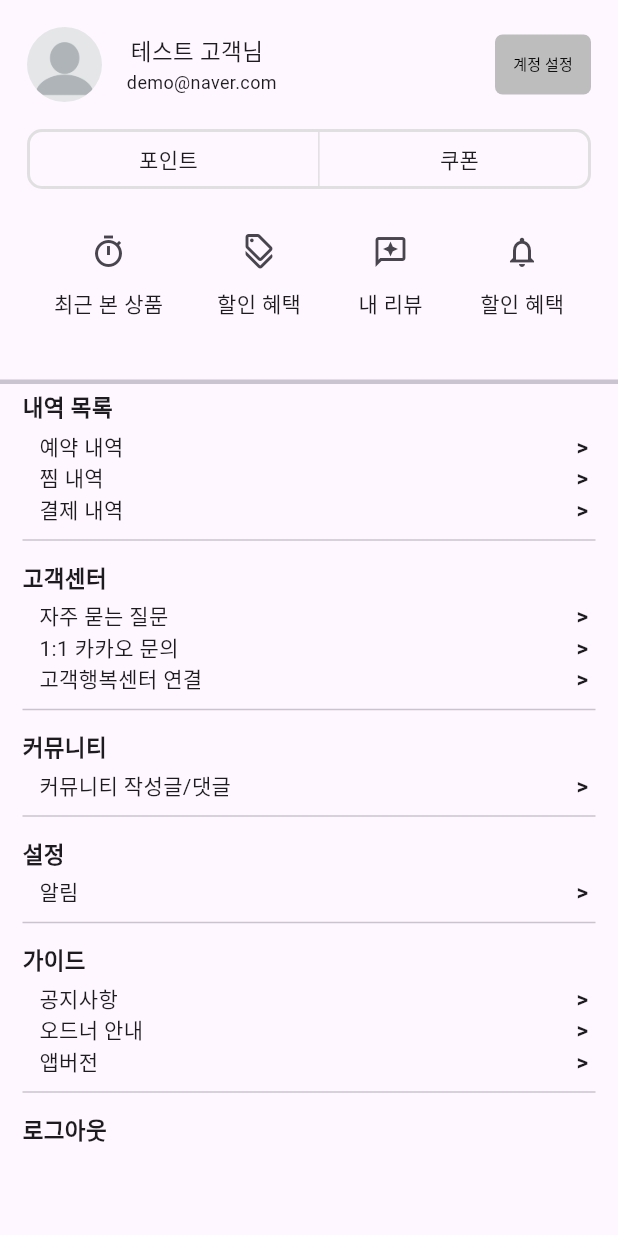
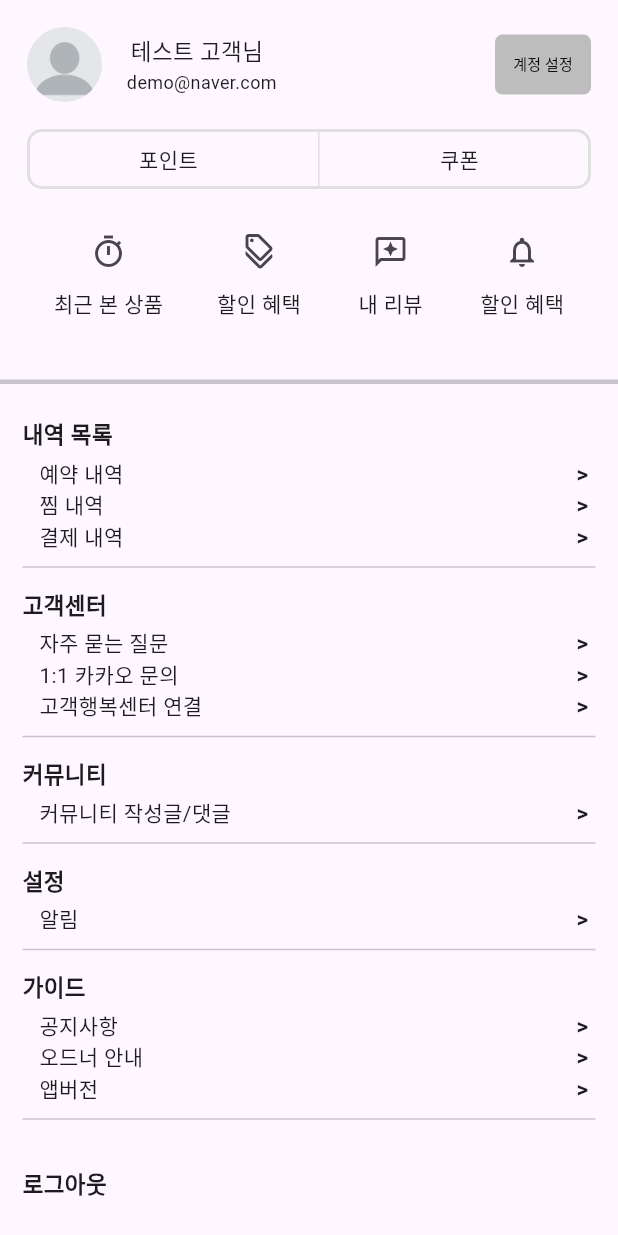
Before and after one commit to kimakuma/SIDE-ordner_FE, a Flutter app: the MyPage widget shown alone on an empty page, opened directly, on a phone screen of 412 x 824 dp. Run offline on Flutter 3.47's test engine with Material 3 defaults, Android fonts, the phone set to English and light mode, and no system bars; missing offline and left inert: elastic_client, mysql_client.

Commit message:
마이페이지 UI 작업 중: widget 분리

```diff
--- a/lib/screens/my/myPage.dart
+++ b/lib/screens/my/myPage.dart
@@ -1,12 +1,5 @@
 /* 마이 페이지 */
-
-import 'dart:ffi';
-import 'dart:ui';
-
-import 'package:flutter/cupertino.dart';
 import 'package:flutter/material.dart';
-import 'package:flutter/rendering.dart';
-import 'package:flutter/widgets.dart';
 import 'package:provider/provider.dart';
 
 // 로그인 상태 관리
@@ -14,38 +7,7 @@ import 'package:foodplace/components/loginStatus.dart';
 
 // Widget
 import 'package:foodplace/screens/my/widget/myInfo.dart';
-
-// 테스트용 페이지
-import 'package:foodplace/screens/login/signInPage.dart';
-
-// 메뉴 리스트 매핑
-class menuList {
-  int menuLen = 16;
-
-  final Map<String, Map<String, Route>> menu = {
-    "내역 목록": {
-      "예약 내역": MaterialPageRoute(builder: (context) => SignInPage(),),
-      "찜 내역": MaterialPageRoute(builder: (context) => SignInPage(),),
-      "결제 내역": MaterialPageRoute(builder: (context) => SignInPage(),),
-    },
-    "고객센터": {
-      "자주 묻는 질문": MaterialPageRoute(builder: (context) => SignInPage(),),
-      "1:1 카카오 문의": MaterialPageRoute(builder: (context) => SignInPage(),),
-      "고객행복센터 연결": MaterialPageRoute(builder: (context) => SignInPage(),),
-    },
-    "커뮤니티": {
-      "커뮤니티 작성글/댓글": MaterialPageRoute(builder: (context) => SignInPage(),),
-    },
-    "설정": {
-      "알림": MaterialPageRoute(builder: (context) => SignInPage(),),
-    },
-    "가이드": {
-      "공지사항": MaterialPageRoute(builder: (context) => SignInPage(),),
-      "오드너 안내": MaterialPageRoute(builder: (context) => SignInPage(),),
-      "앱버전": MaterialPageRoute(builder: (context) => SignInPage(),),
-    }
-  };
-}
+import 'package:foodplace/screens/my/widget/menu.dart';
 
 class MyPage extends StatelessWidget {
   @override
@@ -62,59 +24,14 @@ class MyPage extends StatelessWidget {
             children: [
               // 개인 정보
               MyInfo(),
-
               Divider(
                 thickness: 3,
                 height: 0
               ),
-              ...menuList().menu.entries.map((e) => Padding(
-                padding: const EdgeInsets.symmetric(horizontal: 15, vertical: 0),
-                child: Column(
-                  crossAxisAlignment: CrossAxisAlignment.start,
-                  children: [
-                    // 카테고리 명
-                    Text(
-                      e.key,
-                      style: TextStyle(
-                        fontSize: 15,
-                        fontWeight: FontWeight.bold,
-                        height: 2
-                      ),
-                    ),
 
-                    // 세부 카테고리 명
-                    ...?menuList().menu[e.key]?.entries.map((childE) => GestureDetector(
-                      child: Row(
-                        mainAxisAlignment: MainAxisAlignment.spaceBetween,
-                        children: [
-                          Text("\t\t\t${childE.key}"),
-                          Text(
-                            ">",
-                            style: TextStyle(
-                              fontSize: 15,
-                              fontWeight: FontWeight.bold,
-                              letterSpacing: 10
-                            ),
-                          )
-                        ],
-                      ),
-                      // 페이지 이동
-                      onTap: () {
-                        Navigator.push(
-                          context,
-                          childE.value,
-                        );
-                      },
-                    )),
-
-                    Divider(
-                      height: 20
-                    ),
-                  ],
-                ),
-              )),
-
-              // 로그아웃 버튼
+              // 메뉴
+              Menu(),
+              // 로그아웃
               Padding(
                 padding: const EdgeInsets.symmetric(horizontal: 15, vertical: 0),
                 child: GestureDetector(
--- a/lib/screens/my/widget/menu.dart
+++ b/lib/screens/my/widget/menu.dart
@@ -0,0 +1,93 @@
+/* 마이 페이지 - 메뉴 리스트 */
+import 'package:flutter/material.dart';
+
+// 테스트용 페이지
+import 'package:foodplace/screens/login/signInPage.dart';
+
+// 메뉴 리스트 매핑
+class menuList {
+  int menuLen = 16;
+
+  final Map<String, Map<String, Route>> menu = {
+    "내역 목록": {
+      "예약 내역": MaterialPageRoute(builder: (context) => SignInPage(),),
+      "찜 내역": MaterialPageRoute(builder: (context) => SignInPage(),),
+      "결제 내역": MaterialPageRoute(builder: (context) => SignInPage(),),
+    },
+    "고객센터": {
+      "자주 묻는 질문": MaterialPageRoute(builder: (context) => SignInPage(),),
+      "1:1 카카오 문의": MaterialPageRoute(builder: (context) => SignInPage(),),
+      "고객행복센터 연결": MaterialPageRoute(builder: (context) => SignInPage(),),
+    },
+    "커뮤니티": {
+      "커뮤니티 작성글/댓글": MaterialPageRoute(builder: (context) => SignInPage(),),
+    },
+    "설정": {
+      "알림": MaterialPageRoute(builder: (context) => SignInPage(),),
+    },
+    "가이드": {
+      "공지사항": MaterialPageRoute(builder: (context) => SignInPage(),),
+      "오드너 안내": MaterialPageRoute(builder: (context) => SignInPage(),),
+      "앱버전": MaterialPageRoute(builder: (context) => SignInPage(),),
+    }
+  };
+}
+
+class Menu extends StatelessWidget {
+  @override
+  Widget build(BuildContext context) {
+    return Padding(
+      padding: const EdgeInsets.symmetric(vertical: 18),
+      child: Column(
+        children: [
+          ...menuList().menu.entries.map((e) => Padding(
+            padding: const EdgeInsets.symmetric(horizontal: 15, vertical: 0),
+            child: Column(
+              crossAxisAlignment: CrossAxisAlignment.start,
+              children: [
+                // 카테고리 명
+                Text(
+                  e.key,
+                  style: TextStyle(
+                    fontSize: 15,
+                    fontWeight: FontWeight.bold,
+                    height: 2
+                  ),
+                ),
+
+                // 세부 카테고리 명
+                ...?menuList().menu[e.key]?.entries.map((childE) => GestureDetector(
+                  child: Row(
+                    mainAxisAlignment: MainAxisAlignment.spaceBetween,
+                    children: [
+                      Text("\t\t\t${childE.key}"),
+                      Text(
+                        ">",
+                        style: TextStyle(
+                          fontSize: 15,
+                          fontWeight: FontWeight.bold,
+                          letterSpacing: 10
+                        ),
+                      )
+                    ],
+                  ),
+                  // 페이지 이동
+                  onTap: () {
+                    Navigator.push(
+                      context,
+                      childE.value,
+                    );
+                  },
+                )),
+
+                Divider(
+                  height: 20
+                ),
+              ],
+            ),
+          )),
+        ],
+      )
+    );
+  }
+}
```
